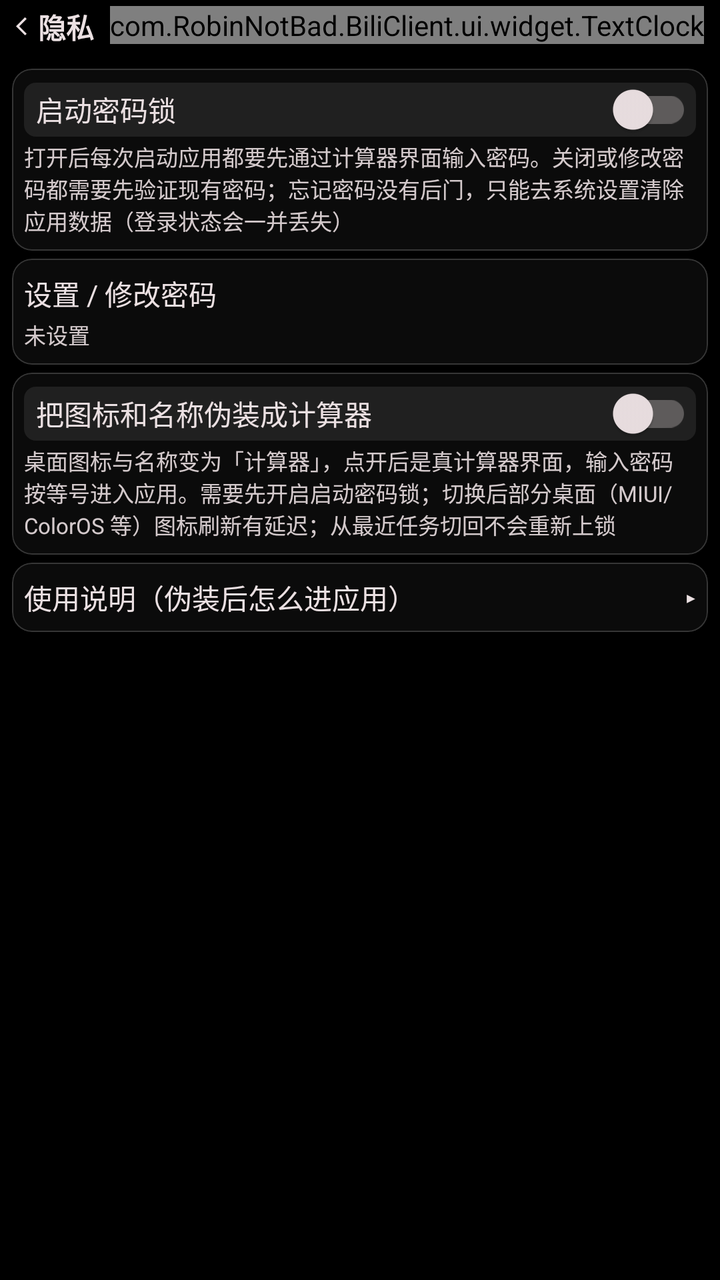
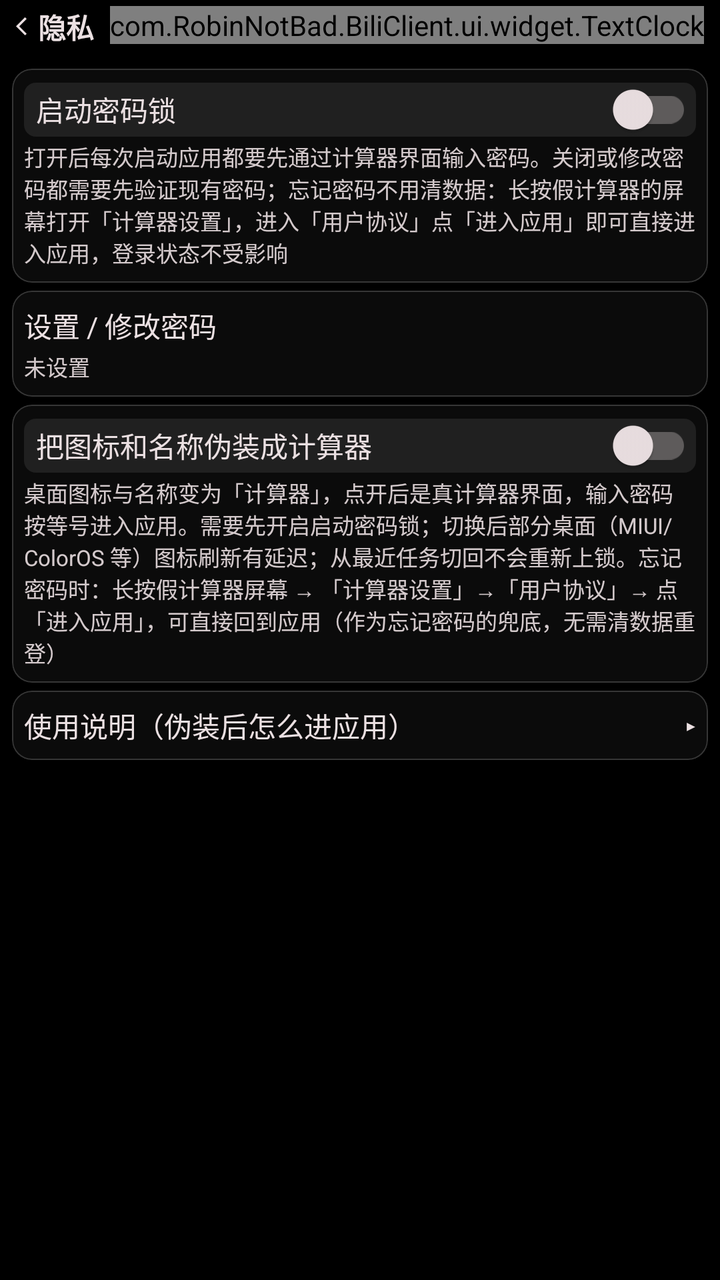

The first picture is an Android layout as it rendered before a commit; the second is the same layout after the commit. The layout source and the unified diff follow.
<!-- AndroidManifest.xml: application theme Theme.BiliClient -->
<!-- res/layout/activity_privacy_lock.xml -->
<?xml version="1.0" encoding="utf-8"?>
<LinearLayout xmlns:android="http://schemas.android.com/apk/res/android"
    xmlns:app="http://schemas.android.com/apk/res-auto"
    android:layout_width="match_parent"
    android:layout_height="match_parent"
    android:orientation="vertical">

    <RelativeLayout
        android:id="@+id/top"
        android:layout_width="match_parent"
        android:layout_height="wrap_content">

        <TextView
            android:id="@+id/pageName"
            android:layout_width="match_parent"
            android:layout_height="wrap_content"
            android:layout_alignParentStart="true"
            android:layout_alignParentLeft="true"
            android:layout_marginVertical="3dp"
            android:layout_marginStart="8dp"
            android:layout_toStartOf="@id/timeText"
            android:layout_toLeftOf="@id/timeText"
            android:lines="1"
            android:text="隐私与伪装"
            android:textStyle="bold"
            app:drawableStartCompat="@drawable/arrow_back" />

        <com.RobinNotBad.BiliClient.ui.widget.TextClock
            android:id="@+id/timeText"
            android:layout_width="wrap_content"
            android:layout_height="wrap_content"
            android:layout_alignParentEnd="true"
            android:layout_alignParentRight="true"
            android:layout_marginVertical="3dp"
            android:layout_marginEnd="8dp" />
    </RelativeLayout>

    <ScrollView
        android:layout_width="match_parent"
        android:layout_height="0dp"
        android:layout_weight="1"
        android:fillViewport="true">

        <LinearLayout
            android:layout_width="match_parent"
            android:layout_height="wrap_content"
            android:orientation="vertical"
            android:paddingVertical="6dp">

            <com.google.android.material.card.MaterialCardView
                android:layout_width="match_parent"
                android:layout_height="wrap_content"
                android:layout_marginHorizontal="@dimen/activity_padding_horizontal"
                android:layout_marginVertical="@dimen/list_margin_vertical">

                <LinearLayout
                    android:layout_width="match_parent"
                    android:layout_height="wrap_content"
                    android:orientation="vertical"
                    android:paddingHorizontal="6dp"
                    android:paddingVertical="7dp">

                    <com.google.android.material.switchmaterial.SwitchMaterial
                        android:id="@+id/lock_switch"
                        android:layout_width="match_parent"
                        android:layout_height="wrap_content"
                        android:text="启动密码锁"
                        android:textSize="14sp" />

                    <TextView
                        android:layout_width="match_parent"
                        android:layout_height="wrap_content"
                        android:layout_marginTop="2dp"
                        android:alpha="0.9"
                        android:text="打开后每次启动应用都要先通过计算器界面输入密码。关闭或修改密码都需要先验证现有密码；忘记密码没有后门，只能去系统设置清除应用数据（登录状态会一并丢失）"
                        android:textSize="11sp" />
                </LinearLayout>
            </com.google.android.material.card.MaterialCardView>

            <com.google.android.material.card.MaterialCardView
                android:id="@+id/change_password"
                android:layout_width="match_parent"
                android:layout_height="wrap_content"
                android:layout_marginHorizontal="@dimen/activity_padding_horizontal"
                android:layout_marginVertical="@dimen/list_margin_vertical"
                android:clickable="true"
                android:focusable="true">

                <LinearLayout
                    android:layout_width="match_parent"
                    android:layout_height="wrap_content"
                    android:orientation="vertical"
                    android:paddingHorizontal="6dp"
                    android:paddingVertical="7dp">

                    <TextView
                        android:layout_width="wrap_content"
                        android:layout_height="wrap_content"
                        android:text="设置 / 修改密码"
                        android:textSize="14sp" />

                    <TextView
                        android:id="@+id/change_password_desc"
                        android:layout_width="match_parent"
                        android:layout_height="wrap_content"
                        android:layout_marginTop="2dp"
                        android:alpha="0.9"
                        android:text="未设置"
                        android:textSize="11sp" />
                </LinearLayout>
            </com.google.android.material.card.MaterialCardView>

            <com.google.android.material.card.MaterialCardView
                android:layout_width="match_parent"
                android:layout_height="wrap_content"
                android:layout_marginHorizontal="@dimen/activity_padding_horizontal"
                android:layout_marginVertical="@dimen/list_margin_vertical">

                <LinearLayout
                    android:layout_width="match_parent"
                    android:layout_height="wrap_content"
                    android:orientation="vertical"
                    android:paddingHorizontal="6dp"
                    android:paddingVertical="7dp">

                    <com.google.android.material.switchmaterial.SwitchMaterial
                        android:id="@+id/disguise_switch"
                        android:layout_width="match_parent"
                        android:layout_height="wrap_content"
                        android:text="把图标和名称伪装成计算器"
                        android:textSize="14sp" />

                    <TextView
                        android:layout_width="match_parent"
                        android:layout_height="wrap_content"
                        android:layout_marginTop="2dp"
                        android:alpha="0.9"
                        android:text="桌面图标与名称变为「计算器」，点开后是真计算器界面，输入密码按等号进入应用。需要先开启启动密码锁；切换后部分桌面（MIUI/ColorOS 等）图标刷新有延迟；从最近任务切回不会重新上锁"
                        android:textSize="11sp" />
                </LinearLayout>
            </com.google.android.material.card.MaterialCardView>

            <com.google.android.material.card.MaterialCardView
                android:layout_width="match_parent"
                android:layout_height="wrap_content"
                android:layout_marginHorizontal="@dimen/activity_padding_horizontal"
                android:layout_marginVertical="@dimen/list_margin_vertical">

                <LinearLayout
                    android:layout_width="match_parent"
                    android:layout_height="wrap_content"
                    android:orientation="vertical"
                    android:paddingHorizontal="6dp"
                    android:paddingVertical="7dp">

                    <LinearLayout
                        android:id="@+id/tutorial_header"
                        android:layout_width="match_parent"
                        android:layout_height="wrap_content"
                        android:background="?attr/selectableItemBackground"
                        android:gravity="center_vertical"
                        android:orientation="horizontal">

                        <TextView
                            android:layout_width="0dp"
                            android:layout_height="wrap_content"
                            android:layout_weight="1"
                            android:text="使用说明（伪装后怎么进应用）"
                            android:textSize="14sp" />

                        <TextView
                            android:id="@+id/tutorial_arrow"
                            android:layout_width="wrap_content"
                            android:layout_height="wrap_content"
                            android:text="▸"
                            android:textSize="14sp" />
                    </LinearLayout>

                    <TextView
                        android:id="@+id/tutorial_body"
                        android:layout_width="match_parent"
                        android:layout_height="wrap_content"
                        android:layout_marginTop="6dp"
                        android:alpha="0.9"
                        android:lineSpacingExtra="3dp"
                        android:text="① 点上方「设置 / 修改密码」，设一个 4-12 位纯数字密码\n② 打开「启动密码锁」\n③ 打开「把图标和名称伪装成计算器」，确认后桌面图标变成「计算器」\n④ 点桌面「计算器」：进去是一个能正常算数的计算器\n⑤ 输入密码后按「=」，进入应用\n\n【注意】\n· 部分桌面（MIUI / ColorOS 等）图标刷新有几秒延迟，属正常现象\n· 从最近任务切回不会重新上锁，只有冷启动才验证密码\n· 恢复原图标：点桌面「计算器」→ 输密码进应用 → 设置 → 偏好设置 → 隐私与伪装 → 关掉伪装开关\n· 忘记密码没有后门，只能去系统设置清除应用数据（登录状态会一并丢失）"
                        android:textSize="11sp"
                        android:visibility="gone" />
                </LinearLayout>
            </com.google.android.material.card.MaterialCardView>

        </LinearLayout>
    </ScrollView>
</LinearLayout>
<!-- resources referenced by this layout -->
<resources>
  <dimen name="activity_padding_horizontal">6dp</dimen>
  <dimen name="list_margin_vertical">2dp</dimen>
  <!-- drawable arrow_back (drawable) -->
  <vector xmlns:android="http://schemas.android.com/apk/res/android"
      android:width="11dp"
      android:height="11dp"
      android:viewportWidth="24"
      android:viewportHeight="24">
      <path
          android:fillColor="#ebe0e2"
          android:pathData="M11.67,3.87L9.9,2.1 0,12l9.9,9.9 1.77,-1.77L3.54,12z" />
  </vector>
  <color name="bgblack">#000000</color>
  <color name="pink">#FBFB8787</color>
  <color name="textwhite">#ebe0e2</color>
  <color name="card_border_new">#363636</color>
  <style name="TextViewSytle" parent="Widget.AppCompat.TextView">
          <item name="android:textSize">14sp</item>
          #设置默认字体大小，某些设备的默认字体偏大
      </style>
  <style name="EditTextStyle" parent="Widget.AppCompat.EditText">
          <item name="android:textColorHint">#80ffffff</item>
          <item name="android:textCursorDrawable">@drawable/cursor_drawable</item>
          <item name="android:textColor">@color/textwhite</item>
      </style>
  <style name="CardStyle" parent="Widget.MaterialComponents.CardView">
          <item name="cardBackgroundColor">@color/card_bg_new</item>
          <item name="cardCornerRadius">@dimen/card_round_new</item>
          <item name="strokeColor">@color/card_border_new</item>
          <item name="strokeWidth">@dimen/card_stroke_new</item>
          <item name="rippleColor" tools:ignore="PrivateResource">@android:color/transparent</item>
          
          <item name="cardElevation">0dp</item>
          <item name="android:stateListAnimator" tools:targetApi="lollipop">@animator/press_scale</item>
          <item name="android:clickable">true</item>
          <item name="android:focusable">true</item>
      </style>
  <style name="SwitchCompatStyle" parent="Widget.AppCompat.CompoundButton.Switch">
          <item name="android:paddingLeft">6dp</item>
          <item name="android:paddingRight">2dp</item>
          <item name="android:background">@drawable/background_edittext_setting</item>
          <item name="android:textColor">@color/textwhite</item>
      </style>
  <style name="RadioButtonStyle" parent="Widget.MaterialComponents.CompoundButton.RadioButton">
          <item name="android:minHeight">10dp</item>
      </style>
  <style name="ListStyle">
          <item name="android:descendantFocusability">afterDescendants</item>
      </style>
  <color name="bili_pink">#FE679A</color>
  <color name="color_ripple">#78FEFEFE</color>
  <!-- drawable cursor_drawable (drawable) -->
  <?xml version="1.0" encoding="utf-8"?>
  
  <shape xmlns:android="http://schemas.android.com/apk/res/android">
      <solid android:color="#eeFB7299" />
      <size android:width="2dp" />
  </shape>
  <color name="card_bg_new">#4D262626</color>
  <dimen name="card_round_new">10dp</dimen>
  <dimen name="card_stroke_new">0.5dp</dimen>
  <!-- drawable background_edittext_setting (drawable) -->
  <?xml version="1.0" encoding="utf-8"?>
  
  <shape xmlns:android="http://schemas.android.com/apk/res/android">
      <solid android:color="#cc262626" />
      <stroke
          android:width="@dimen/card_stroke"
          android:color="#70707070" />
      <corners android:radius="@dimen/card_round" />
  </shape>
  <dimen name="card_stroke">0dp</dimen>
  <dimen name="card_round">6dp</dimen>
  <!-- unchanged entries left out for length: 3 -->
</resources>

<!-- the commit's change to res/layout/activity_privacy_lock.xml (unified diff, before → after) -->
@@ -72,7 +72,7 @@
                         android:layout_height="wrap_content"
                         android:layout_marginTop="2dp"
                         android:alpha="0.9"
-                        android:text="打开后每次启动应用都要先通过计算器界面输入密码。关闭或修改密码都需要先验证现有密码；忘记密码没有后门，只能去系统设置清除应用数据（登录状态会一并丢失）"
+                        android:text="打开后每次启动应用都要先通过计算器界面输入密码。关闭或修改密码都需要先验证现有密码；忘记密码不用清数据：长按假计算器的屏幕打开「计算器设置」，进入「用户协议」点「进入应用」即可直接进入应用，登录状态不受影响"
                         android:textSize="11sp" />
                 </LinearLayout>
             </com.google.android.material.card.MaterialCardView>
@@ -135,7 +135,7 @@
                         android:layout_height="wrap_content"
                         android:layout_marginTop="2dp"
                         android:alpha="0.9"
-                        android:text="桌面图标与名称变为「计算器」，点开后是真计算器界面，输入密码按等号进入应用。需要先开启启动密码锁；切换后部分桌面（MIUI/ColorOS 等）图标刷新有延迟；从最近任务切回不会重新上锁"
+                        android:text="桌面图标与名称变为「计算器」，点开后是真计算器界面，输入密码按等号进入应用。需要先开启启动密码锁；切换后部分桌面（MIUI/ColorOS 等）图标刷新有延迟；从最近任务切回不会重新上锁。忘记密码时：长按假计算器屏幕 → 「计算器设置」→「用户协议」→ 点「进入应用」，可直接回到应用（作为忘记密码的兜底，无需清数据重登）"
                         android:textSize="11sp" />
                 </LinearLayout>
             </com.google.android.material.card.MaterialCardView>
